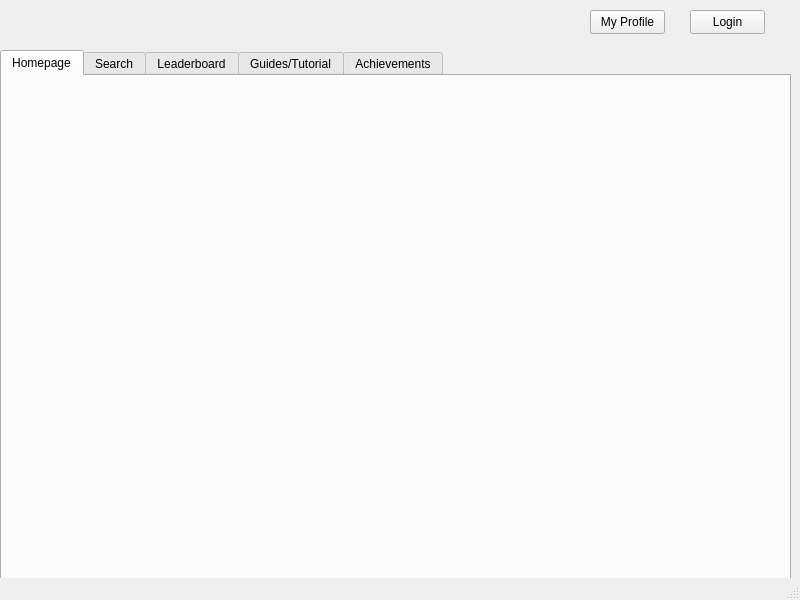
This is client/form.ui in SushantKumarPandey/Crypto-Tradeing-App-with-fake-currency as Qt 5 draws it before an edit. The edited form follows.
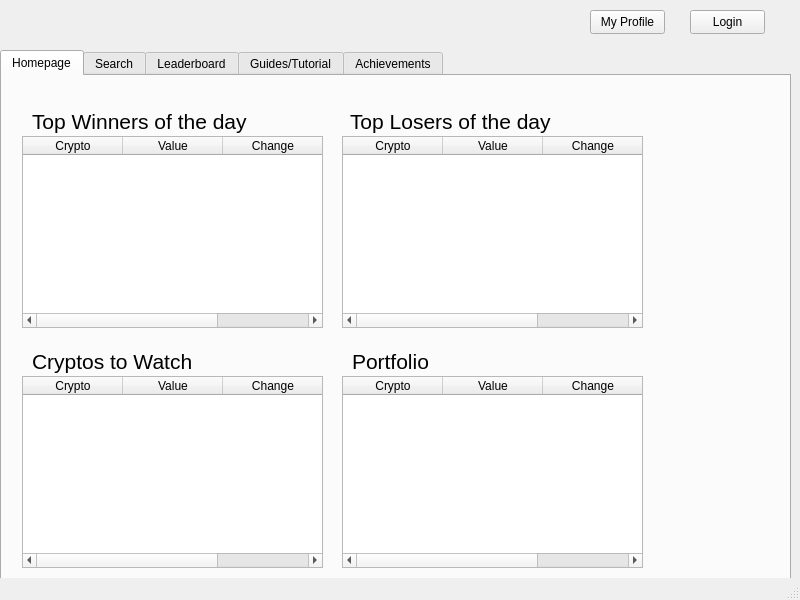
This is the edited form. The open tabs and pages were chosen to show the change.

Commit message: feat: Homepage

Patch:
```diff
--- a/client/form.ui
+++ b/client/form.ui
@@ -42,6 +42,178 @@
         <height>501</height>
        </rect>
       </property>
+      <widget class="QTableWidget" name="tableWidget_3">
+       <property name="geometry">
+        <rect>
+         <x>20</x>
+         <y>60</y>
+         <width>301</width>
+         <height>192</height>
+        </rect>
+       </property>
+       <column>
+        <property name="text">
+         <string>Crypto</string>
+        </property>
+       </column>
+       <column>
+        <property name="text">
+         <string>Value</string>
+        </property>
+       </column>
+       <column>
+        <property name="text">
+         <string>Change</string>
+        </property>
+       </column>
+      </widget>
+      <widget class="QTableWidget" name="tableWidget_4">
+       <property name="geometry">
+        <rect>
+         <x>340</x>
+         <y>60</y>
+         <width>301</width>
+         <height>192</height>
+        </rect>
+       </property>
+       <column>
+        <property name="text">
+         <string>Crypto</string>
+        </property>
+       </column>
+       <column>
+        <property name="text">
+         <string>Value</string>
+        </property>
+       </column>
+       <column>
+        <property name="text">
+         <string>Change</string>
+        </property>
+       </column>
+      </widget>
+      <widget class="QTableWidget" name="tableWidget_5">
+       <property name="geometry">
+        <rect>
+         <x>20</x>
+         <y>300</y>
+         <width>301</width>
+         <height>192</height>
+        </rect>
+       </property>
+       <column>
+        <property name="text">
+         <string>Crypto</string>
+        </property>
+       </column>
+       <column>
+        <property name="text">
+         <string>Value</string>
+        </property>
+       </column>
+       <column>
+        <property name="text">
+         <string>Change</string>
+        </property>
+       </column>
+      </widget>
+      <widget class="QTableWidget" name="tableWidget_6">
+       <property name="geometry">
+        <rect>
+         <x>340</x>
+         <y>300</y>
+         <width>301</width>
+         <height>192</height>
+        </rect>
+       </property>
+       <column>
+        <property name="text">
+         <string>Crypto</string>
+        </property>
+       </column>
+       <column>
+        <property name="text">
+         <string>Value</string>
+        </property>
+       </column>
+       <column>
+        <property name="text">
+         <string>Change</string>
+        </property>
+       </column>
+      </widget>
+      <widget class="QLabel" name="label">
+       <property name="geometry">
+        <rect>
+         <x>30</x>
+         <y>30</y>
+         <width>241</width>
+         <height>31</height>
+        </rect>
+       </property>
+       <property name="font">
+        <font>
+         <pointsize>16</pointsize>
+        </font>
+       </property>
+       <property name="text">
+        <string>Top Winners of the day</string>
+       </property>
+      </widget>
+      <widget class="QLabel" name="label_2">
+       <property name="geometry">
+        <rect>
+         <x>348</x>
+         <y>30</y>
+         <width>241</width>
+         <height>31</height>
+        </rect>
+       </property>
+       <property name="font">
+        <font>
+         <pointsize>16</pointsize>
+        </font>
+       </property>
+       <property name="text">
+        <string>Top Losers of the day</string>
+       </property>
+      </widget>
+      <widget class="QLabel" name="label_3">
+       <property name="geometry">
+        <rect>
+         <x>30</x>
+         <y>270</y>
+         <width>241</width>
+         <height>31</height>
+        </rect>
+       </property>
+       <property name="font">
+        <font>
+         <pointsize>16</pointsize>
+        </font>
+       </property>
+       <property name="text">
+        <string>Cryptos to Watch</string>
+       </property>
+      </widget>
+      <widget class="QLabel" name="label_4">
+       <property name="geometry">
+        <rect>
+         <x>350</x>
+         <y>270</y>
+         <width>241</width>
+         <height>31</height>
+        </rect>
+       </property>
+       <property name="font">
+        <font>
+         <pointsize>16</pointsize>
+        </font>
+       </property>
+       <property name="text">
+        <string>Portfolio</string>
+       </property>
+      </widget>
      </widget>
     </widget>
     <widget class="QWidget" name="tab_2">
```
Left out of the diff: 2 changed lines with no effect on the pictures.
